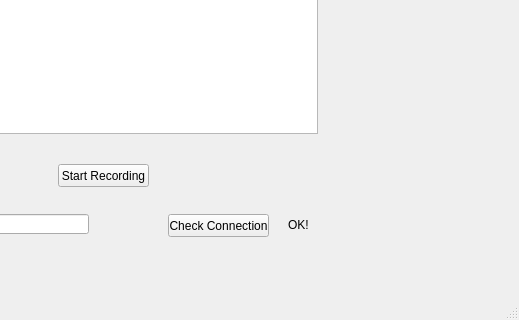
mgardner99/ELEC490, file mainwindow.ui: the form before one commit; both pictures show x 262 to 781 and y 385 to 705 of the 781 by 705 pixel window.
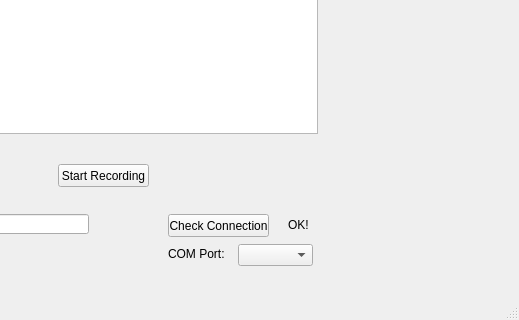
The form after the commit.

```diff
--- a/mainwindow.ui
+++ b/mainwindow.ui
@@ -131,6 +131,29 @@
      <enum>QGraphicsView::NoDrag</enum>
     </property>
    </widget>
+   <widget class="QComboBox" name="comPortBox">
+    <property name="geometry">
+     <rect>
+      <x>500</x>
+      <y>610</y>
+      <width>75</width>
+      <height>22</height>
+     </rect>
+    </property>
+   </widget>
+   <widget class="QLabel" name="label_4">
+    <property name="geometry">
+     <rect>
+      <x>430</x>
+      <y>610</y>
+      <width>71</width>
+      <height>20</height>
+     </rect>
+    </property>
+    <property name="text">
+     <string>COM Port:</string>
+    </property>
+   </widget>
   </widget>
   <widget class="QMenuBar" name="menuBar">
    <property name="geometry">
```
